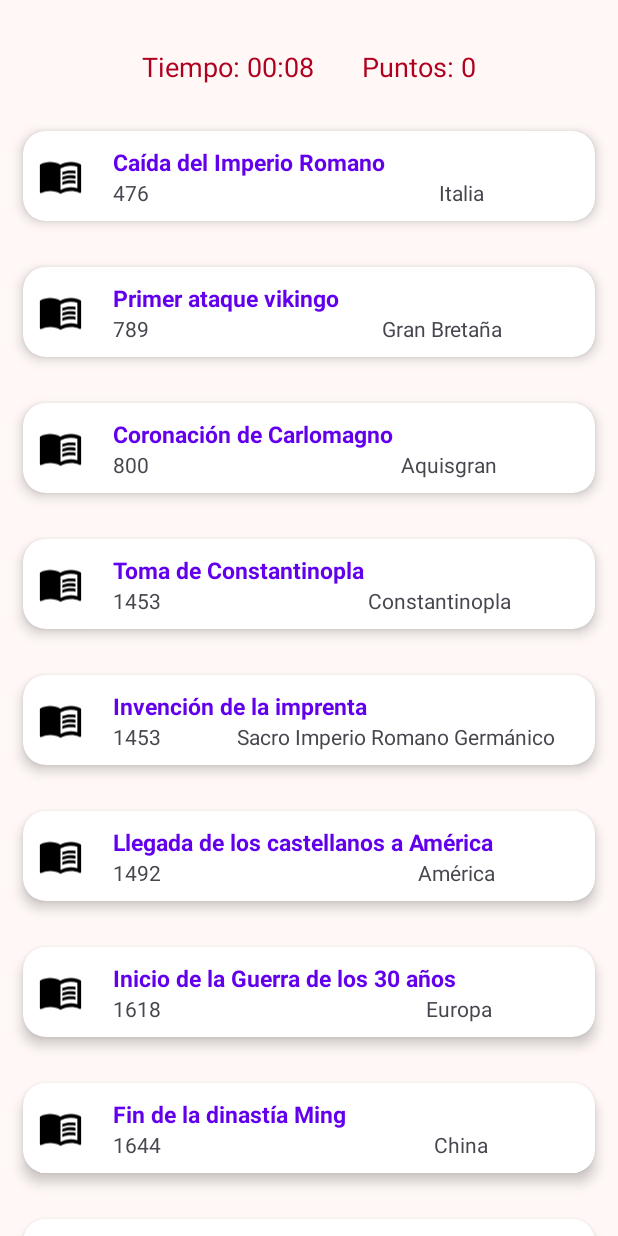
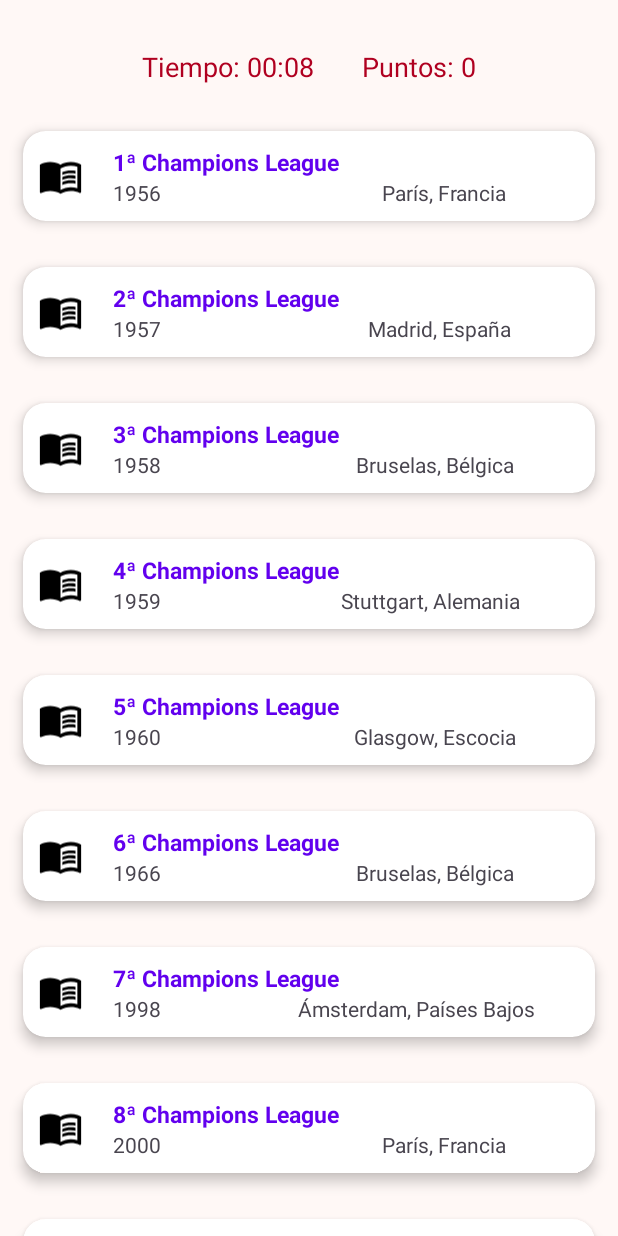
Before and after one commit to RygoDc/GameHRApp, an Android app: the screen it shows after launch (MainActivity), on a phone screen of 412 x 824 dp. Run offline under Robolectric (Android 15) with nearby library versions, the phone set to English and light mode, and no system bars.

Commit message:
funcionando con Real Madrid

```diff
--- a/app/src/main/AndroidManifest.xml
+++ b/app/src/main/AndroidManifest.xml
@@ -13,6 +13,9 @@
         android:theme="@style/AppTheme"
         tools:targetApi="31">
         <activity
+            android:name=".Ranking"
+            android:exported="false" />
+        <activity
             android:name=".MainActivity"
             android:exported="true">
             <intent-filter>
--- a/app/src/main/java/com/rygodc/historicalrecycler/HistoricEventModel.java
+++ b/app/src/main/java/com/rygodc/historicalrecycler/HistoricEventModel.java
@@ -5,13 +5,17 @@ public class HistoricEventModel {
     public String eventName;
     public String eventDate;
     public String eventLocation;
-    public boolean esVerdadero;  // Cambiado a tipo boolean
+    public String eventQuestion;
+    public String eventExplain;
+    public boolean esVerdadero;
 
-    // Constructor modificado para aceptar un booleano
-    public HistoricEventModel(String eventName, String eventDate, String eventLocation, boolean esVerdadero) {
+
+    public HistoricEventModel(String eventName, String eventDate, String eventLocation, String eventQuestion, String eventExplain, boolean esVerdadero) {
         this.eventName = eventName;
         this.eventDate = eventDate;
         this.eventLocation = eventLocation;
+        this.eventQuestion = eventQuestion;
+        this.eventExplain = eventExplain;
         this.esVerdadero = esVerdadero;
     }
 
@@ -27,6 +31,13 @@ public class HistoricEventModel {
         return eventLocation;
     }
 
+    public String getEventQuestion() {
+        return eventQuestion;
+    }
+    public String getEventExplain() {
+        return eventExplain;
+    }
+
     public boolean esVerdadero() {
         return esVerdadero;
     }
--- a/app/src/main/java/com/rygodc/historicalrecycler/HistoricEventRVAdapter.java
+++ b/app/src/main/java/com/rygodc/historicalrecycler/HistoricEventRVAdapter.java
@@ -6,11 +6,15 @@ import android.view.LayoutInflater;
 import android.view.View;
 import android.view.ViewGroup;
 import android.widget.TextView;
+import android.widget.Toast;
 
 import androidx.annotation.NonNull;
 import androidx.recyclerview.widget.RecyclerView;
 
 import com.google.android.material.dialog.MaterialAlertDialogBuilder;
+import com.google.android.material.snackbar.Snackbar;
+
+import org.w3c.dom.Text;
 
 import java.util.ArrayList;
 
@@ -39,7 +43,9 @@ public class HistoricEventRVAdapter extends RecyclerView.Adapter<HistoricEventRV
         String eventNames = historicEventsModel.get(position).getEventName();
         String eventDates = historicEventsModel.get(position).getEventDate();
         String eventLocations = historicEventsModel.get(position).getEventLocation();
-        boolean esVerdadero = historicEventsModel.get(position).esVerdadero();  // Obtener si el evento es verdadero
+        String eventQuestions = historicEventsModel.get(position).getEventQuestion();
+        String eventExplain = historicEventsModel.get(position).getEventExplain();
+        boolean esVerdadero = historicEventsModel.get(position).esVerdadero();
 
         holder.tvEventName.setText(eventNames);
         holder.tvEventDate.setText(eventDates);
@@ -51,12 +57,17 @@ public class HistoricEventRVAdapter extends RecyclerView.Adapter<HistoricEventRV
                 MaterialAlertDialogBuilder materialAlertDialogBuilder = new MaterialAlertDialogBuilder(context)
                         .setIcon(R.drawable.book_logo)
                         .setTitle(eventNames)
-                        .setMessage("Este evento sucedió en " + eventDates + " en " + eventLocations + ". ¿Es correcto?")
+                        .setMessage(" " + eventQuestions + ". ¿Es correcto?")
                         .setPositiveButton("Verdadero", new DialogInterface.OnClickListener() {
                             @Override
                             public void onClick(DialogInterface dialogInterface, int i) {
-                                // Verificar si la respuesta es correcta
                                 if (esVerdadero) {
+                                    Snackbar snackbar = Snackbar.make(view, eventExplain, Snackbar.LENGTH_LONG);
+                                    View snackbarView = snackbar.getView();
+                                    TextView textView = snackbarView.findViewById(com.google.android.material.R.id.snackbar_text);
+                                    textView.setMaxLines(Integer.MAX_VALUE);
+                                    textView.setEllipsize(null);
+                                    snackbar.show();
                                     historicEventsModel.remove(position);
                                     notifyItemRemoved(position);
                                     notifyItemRangeChanged(position, historicEventsModel.size());
@@ -73,6 +84,12 @@ public class HistoricEventRVAdapter extends RecyclerView.Adapter<HistoricEventRV
                             @Override
                             public void onClick(DialogInterface dialogInterface, int i) {
                                 if (!esVerdadero) {
+                                    Snackbar snackbar = Snackbar.make(view, eventExplain, Snackbar.LENGTH_LONG);
+                                    View snackbarView = snackbar.getView();
+                                    TextView textView = snackbarView.findViewById(com.google.android.material.R.id.snackbar_text);
+                                    textView.setMaxLines(Integer.MAX_VALUE);
+                                    textView.setEllipsize(null);
+                                    snackbar.show();
                                     historicEventsModel.remove(position);
                                     notifyItemRemoved(position);
                                     notifyItemRangeChanged(position, historicEventsModel.size());
--- a/app/src/main/java/com/rygodc/historicalrecycler/MainActivity.java
+++ b/app/src/main/java/com/rygodc/historicalrecycler/MainActivity.java
@@ -61,17 +61,17 @@ public class MainActivity extends AppCompatActivity {
     }
 
     private void setHitoricEvents() {
-        // Obtener los arreglos de los recursos
         String[] eventNames = getResources().getStringArray(R.array.historic_event_names);
         String[] eventDates = getResources().getStringArray(R.array.historic_event_dates);
         String[] eventLocations = getResources().getStringArray(R.array.historic_event_locations);
-        int[] eventAnswers = getResources().getIntArray(R.array.historic_event_answers); // Cambio aquí: obtener arreglo de enteros
+        String[] eventQuestions = getResources().getStringArray(R.array.historic_event_questions);
+        String[] eventExplains = getResources().getStringArray(R.array.historic_event_explain);
+        int[] eventAnswers = getResources().getIntArray(R.array.historic_event_answers);
 
-        // Crear los eventos históricos y agregar al ArrayList
+
         for (int i = 0; i < eventNames.length; i++) {
-            // Convertir el valor de 1 a true y 0 a false
             boolean esVerdadero = (eventAnswers[i] == 1);
-            historicEvents.add(new HistoricEventModel(eventNames[i], eventDates[i], eventLocations[i], esVerdadero));
+            historicEvents.add(new HistoricEventModel(eventNames[i], eventDates[i], eventLocations[i], eventQuestions[i], eventExplains[i], esVerdadero));
         }
     }
 
--- /dev/null
+++ b/app/src/main/java/com/rygodc/historicalrecycler/Ranking.java
@@ -0,0 +1,24 @@
+package com.rygodc.historicalrecycler;
+
+import android.os.Bundle;
+
+import androidx.activity.EdgeToEdge;
+import androidx.appcompat.app.AppCompatActivity;
+import androidx.core.graphics.Insets;
+import androidx.core.view.ViewCompat;
+import androidx.core.view.WindowInsetsCompat;
+
+public class Ranking extends AppCompatActivity {
+
+    @Override
+    protected void onCreate(Bundle savedInstanceState) {
+        super.onCreate(savedInstanceState);
+        EdgeToEdge.enable(this);
+        setContentView(R.layout.activity_ranking);
+        ViewCompat.setOnApplyWindowInsetsListener(findViewById(R.id.main), (v, insets) -> {
+            Insets systemBars = insets.getInsets(WindowInsetsCompat.Type.systemBars());
+            v.setPadding(systemBars.left, systemBars.top, systemBars.right, systemBars.bottom);
+            return insets;
+        });
+    }
+}
--- a/app/src/main/res/layout/activity_main.xml
+++ b/app/src/main/res/layout/activity_main.xml
@@ -24,7 +24,7 @@
             android:layout_height="wrap_content"
             android:layout_gravity="center"
             android:layout_margin="16dp"
-            android:text=""
+            android:text="Tiempo: 00:00"
             android:textColor="@color/design_default_color_error"
             android:textSize="18sp"/>
 
--- /dev/null
+++ b/app/src/main/res/layout/activity_ranking.xml
@@ -0,0 +1,10 @@
+<?xml version="1.0" encoding="utf-8"?>
+<androidx.constraintlayout.widget.ConstraintLayout xmlns:android="http://schemas.android.com/apk/res/android"
+    xmlns:app="http://schemas.android.com/apk/res-auto"
+    xmlns:tools="http://schemas.android.com/tools"
+    android:id="@+id/main"
+    android:layout_width="match_parent"
+    android:layout_height="match_parent"
+    tools:context=".Ranking">
+
+</androidx.constraintlayout.widget.ConstraintLayout>
--- a/app/src/main/res/values/strings.xml
+++ b/app/src/main/res/values/strings.xml
@@ -1,76 +1,111 @@
 <resources>
-    <string name="app_name">HistoricalRecycler</string>
+    <string name="app_name">Real Madrid Historical Champions</string>
 
     <string-array name="historic_event_names">
-        <item>Caída del Imperio Romano</item>
-        <item>Primer ataque vikingo</item>
-        <item>Coronación de Carlomagno</item>
-        <item>Toma de Constantinopla</item>
-        <item>Invención de la imprenta</item>
-        <item>Llegada de los castellanos a América</item>
-        <item>Inicio de la Guerra de los 30 años</item>
-        <item>Fin de la dinastía Ming</item>
-        <item>Paz de Westfalia</item>
-        <item>Independencia de las 13 colonias</item>
-        <item>Revolución francesa</item>
-        <item>Congreso de Viena</item>
-        <item>Comuna de París</item>
-        <item>Revolución Rusa</item>
-        <item>Atentado de las torres gemelas</item>
+        <item>1ª Champions League</item>
+        <item>2ª Champions League</item>
+        <item>3ª Champions League</item>
+        <item>4ª Champions League</item>
+        <item>5ª Champions League</item>
+        <item>6ª Champions League</item>
+        <item>7ª Champions League</item>
+        <item>8ª Champions League</item>
+        <item>9ª Champions League</item>
+        <item>10ª Champions League</item>
+        <item>11ª Champions League</item>
+        <item>12ª Champions League</item>
+        <item>13ª Champions League</item>
+        <item>14ª Champions League</item>
+        <item>15ª Champions League</item>
     </string-array>
 
     <string-array name="historic_event_dates">
-        <item>476</item>
-        <item>789</item>
-        <item>800</item>
-        <item>1453</item>
-        <item>1453</item>
-        <item>1492</item>
-        <item>1618</item>
-        <item>1644</item>
-        <item>1648</item>
-        <item>1776</item>
-        <item>1789</item>
-        <item>1814</item>
-        <item>1871</item>
-        <item>1917</item>
-        <item>2001</item>
+        <item>1956</item>
+        <item>1957</item>
+        <item>1958</item>
+        <item>1959</item>
+        <item>1960</item>
+        <item>1966</item>
+        <item>1998</item>
+        <item>2000</item>
+        <item>2002</item>
+        <item>2014</item>
+        <item>2016</item>
+        <item>2017</item>
+        <item>2018</item>
+        <item>2022</item>
+        <item>2024</item>
     </string-array>
 
     <string-array name="historic_event_locations">
-        <item>Italia</item>
-        <item>Gran Bretaña</item>
-        <item>Aquisgran</item>
-        <item>Constantinopla</item>
-        <item>Sacro Imperio Romano Germánico</item>
-        <item>América</item>
-        <item>Europa</item>
-        <item>China</item>
-        <item>Europa</item>
-        <item>América</item>
-        <item>Francia</item>
-        <item>Viena</item>
-        <item>París</item>
-        <item>Rusia</item>
-        <item>Estados Unidos</item>
+        <item>París, Francia</item>
+        <item>Madrid, España</item>
+        <item>Bruselas, Bélgica</item>
+        <item>Stuttgart, Alemania</item>
+        <item>Glasgow, Escocia</item>
+        <item>Bruselas, Bélgica</item>
+        <item>Ámsterdam, Países Bajos</item>
+        <item>París, Francia</item>
+        <item>Glasgow, Escocia</item>
+        <item>Lisboa, Portugal</item>
+        <item>Milán, Italia</item>
+        <item>Cardiff, Gales</item>
+        <item>Kiev, Ucrania</item>
+        <item>París, Francia</item>
+        <item>Londres, Inglaterra</item>
     </string-array>
 
-    <!-- 1 SI ES VERDADERO, 0 SI ES FALSO -->
+    <string-array name="historic_event_questions">
+        <item>¿La 1ª Champions del Real Madrid se jugó contra el Stade de Reims?</item>
+        <item>¿El Real Madrid ganó su 2ª Champions League en el estadio de Wembley?</item>
+        <item>¿El Real Madrid necesitó una tanda de penales para ganar su 3ª Champions League?</item>
+        <item>¿El Real Madrid venció al Barcelona en la final de la 4ª Champions League?</item>
+        <item>¿El Real Madrid ganó la final de 1960 por 7-3 contra el Eintracht Frankfurt?</item>
+        <item>¿El equipo del Real Madrid que ganó la Champions de 1966 era conocido como Ye-Ye?</item>
+        <item>¿El Real Madrid rompió una sequía de 32 años sin Champions al ganar la 7ª en 1998?</item>
+        <item>¿La 8ª Champions League del Real Madrid en 2000 fue la primera final entre dos equipos de un mismo país?</item>
+        <item>¿El gol de Zidane en la final de 2002 fue de tiro libre directo?</item>
+        <item>¿El Real Madrid ganó la 10ª Champions con un gol de Sergio Ramos en el minuto 93?</item>
+        <item>¿La 11ª Champions del Real Madrid fue contra el Atlético de Madrid y se decidió en penales?</item>
+        <item>¿El Real Madrid ganó la 12ª Champions con un hat-trick de Cristiano Ronaldo?</item>
+        <item>¿El Real Madrid ganó la 13ª Champions League contra la Juventus?</item>
+        <item>¿El Real Madrid venció al Liverpool en la final de la 14ª Champions con una gran actuación de Courtois?</item>
+        <item>¿El Real Madrid ganó su 15ª Champions League en 2024 venciendo al Borussia Dortmund?</item>
+    </string-array>
+
+    <string-array name="historic_event_explain">
+        <item>La final de 1956 fue contra el Stade de Reims.</item> <!-- Verdadero -->
+        <item>La 2ª Champions no se jugó en Wembley, se jugó en el Santiago Bernabéu.</item> <!-- Falso -->
+        <item>La final de 1958 se ganó en la prórroga, no en penales.</item> <!-- Falso -->
+        <item>El Real Madrid venció al Stade de Reims, no al Barcelona.</item> <!-- Falso -->
+        <item>La final de 1960 se ganó 7-3 contra el Eintracht Frankfurt.</item> <!-- Verdadero -->
+        <item>El equipo que ganó en 1966 era apodado Ye-Ye, proviene del estribillo de su famosa canción "She Loves You" ("Yeah, yeah, yeah").</item> <!-- Verdadero -->
+        <item>La 7ª Champions rompió una sequía de 32 años sin títulos.</item> <!-- Verdadero -->
+        <item>La final de 2000 fue la primera entre dos equipos del mismo país.</item> <!-- Verdadero -->
+        <item>El gol de Zidane fue una volea, no un tiro libre.</item> <!-- Falso -->
+        <item>Sergio Ramos empató la final en el minuto 93.</item> <!-- Verdadero -->
+        <item>La 11ª Champions se decidió en penales contra el Atlético.</item> <!-- Verdadero -->
+        <item>Cristiano no hizo hat-trick en la final de la 12ª Champions.</item> <!-- Falso -->
+        <item>La 13ª Champions se ganó contra el Liverpool, no la Juventus.</item> <!-- Falso -->
+        <item>Courtois fue clave en la final de la 14ª Champions contra el Liverpool.</item> <!-- Verdadero -->
+        <item>El Real Madrid venció al Borussia Dortmund para ganar la 15ª Champions.</item> <!-- Verdadero -->
+    </string-array>
+
     <integer-array name="historic_event_answers">
-        <item>1</item> <!-- La caída del Imperio Romano fue en el 476 (Verdadero) -->
-        <item>0</item> <!-- El primer ataque vikingo fue en 789 (Falso) -->
-        <item>1</item> <!-- Coronación de Carlomagno fue en 800 (Verdadero) -->
-        <item>1</item> <!-- La toma de Constantinopla fue en 1453 (Verdadero) -->
-        <item>1</item> <!-- Invención de la imprenta fue en 1453 (Verdadero) -->
-        <item>0</item> <!-- Llegada de los castellanos a América fue en 1492 (Falso) -->
-        <item>1</item> <!-- Inicio de la Guerra de los 30 años fue en 1618 (Verdadero) -->
-        <item>1</item> <!-- Fin de la dinastía Ming fue en 1644 (Verdadero) -->
-        <item>1</item> <!-- Paz de Westfalia fue en 1648 (Verdadero) -->
-        <item>0</item> <!-- Independencia de las 13 colonias fue en 1776 (Falso) -->
-        <item>1</item> <!-- Revolución francesa fue en 1789 (Verdadero) -->
-        <item>1</item> <!-- Congreso de Viena fue en 1814 (Verdadero) -->
-        <item>0</item> <!-- Comuna de París fue en 1871 (Falso) -->
-        <item>1</item> <!-- Revolución Rusa fue en 1917 (Verdadero) -->
-        <item>1</item> <!-- Atentado de las torres gemelas fue en 2001 (Verdadero) -->
+        <item>1</item> <!-- Verdadero: La final de 1956 fue contra el Stade de Reims -->
+        <item>0</item> <!-- Falso: La 2ª Champions no se jugó en Wembley, se jugó en el Santiago Bernabéu -->
+        <item>0</item> <!-- Falso: La final de 1958 se ganó en la prórroga, no en penales -->
+        <item>0</item> <!-- Falso: El Real Madrid venció al Stade de Reims, no al Barcelona -->
+        <item>1</item> <!-- Verdadero: La final de 1960 se ganó 7-3 contra el Eintracht Frankfurt -->
+        <item>1</item> <!-- Verdadero: El equipo que ganó en 1966 era apodado 'Ye-Ye' -->
+        <item>1</item> <!-- Verdadero: La 7ª Champions rompió una sequía de 32 años sin títulos -->
+        <item>1</item> <!-- Verdadero: La final de 2000 fue la primera entre dos equipos del mismo país -->
+        <item>0</item> <!-- Falso: El gol de Zidane fue una volea, no un tiro libre -->
+        <item>1</item> <!-- Verdadero: Sergio Ramos empató la final en el minuto 93 -->
+        <item>1</item> <!-- Verdadero: La 11ª Champions se decidió en penales contra el Atlético -->
+        <item>0</item> <!-- Falso: Cristiano no hizo hat-trick en la final de la 12ª Champions -->
+        <item>0</item> <!-- Falso: La 13ª Champions se ganó contra el Liverpool, no la Juventus -->
+        <item>1</item> <!-- Verdadero: Courtois fue clave en la final de la 14ª Champions contra el Liverpool -->
+        <item>1</item> <!-- Verdadero: El Real Madrid venció al Borussia Dortmund para ganar la 15ª Champions -->
     </integer-array>
 </resources>
```
